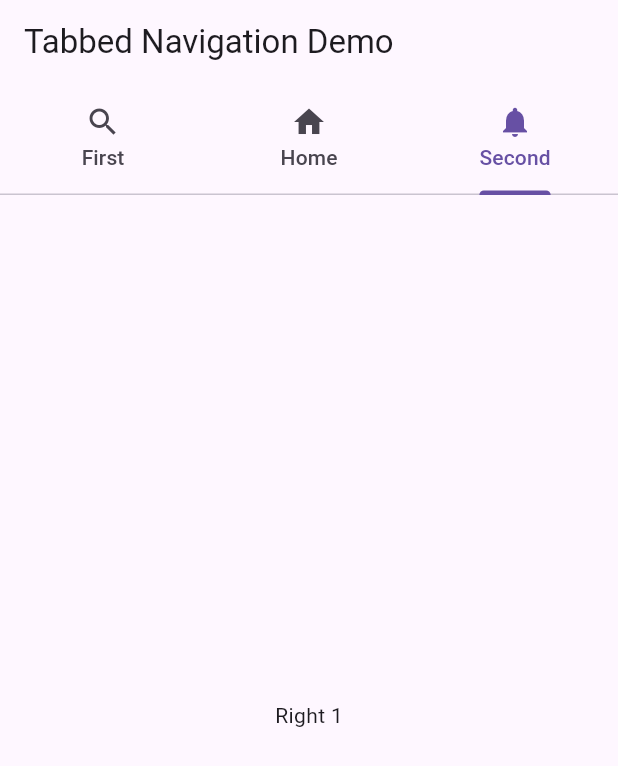
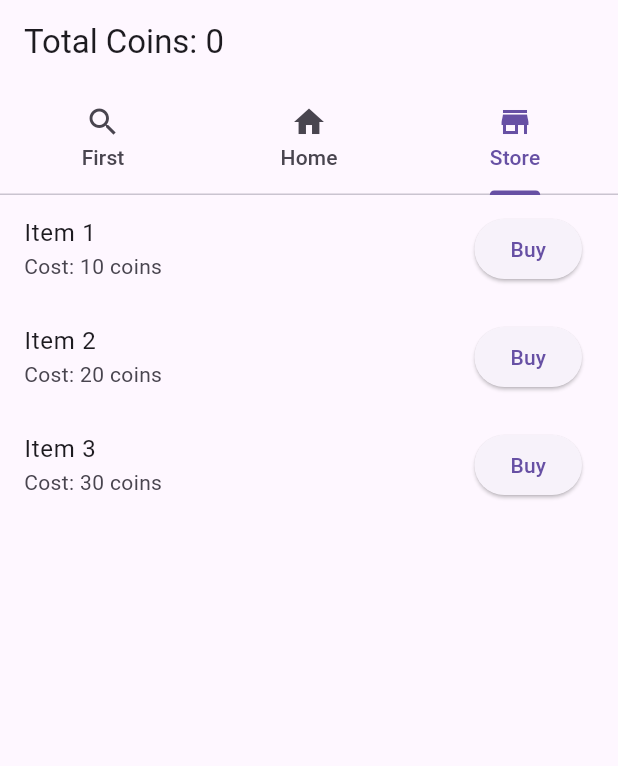
Before and after one commit to fernandoAra/scarlet-qhack-2024, a Flutter app: the screen it shows after launch, tab 3 chosen, on a phone screen of 412 x 824 dp. Shown: the top 766 px of the screen. Run offline on Flutter 3.47's test engine with Material 3 defaults, Android fonts, the phone set to English and light mode, and no system bars; generated files the repository leaves out were written again.

Commit message:
Coins system

```diff
--- /dev/null
+++ b/dinosaur_walker/lib/coins_provider.dart
@@ -0,0 +1,12 @@
+import 'package:flutter/foundation.dart';
+
+class CoinsProvider with ChangeNotifier {
+  int _coins = 0;
+
+  int get coins => _coins;
+
+  void addCoins(int points) {
+    _coins += points;
+    notifyListeners();
+  }
+}
--- a/dinosaur_walker/lib/main.dart
+++ b/dinosaur_walker/lib/main.dart
@@ -1,25 +1,31 @@
 import 'package:flutter/material.dart';
 import 'home_page.dart';
 import 'left1.dart';
-import 'right1.dart';
+import 'store.dart';
+import 'package:provider/provider.dart';
+import 'coins_provider.dart'; // Ensure this is the correct path to your CoinsProvider class
 
 void main() => runApp(MyApp());
 
 class MyApp extends StatelessWidget {
   @override
   Widget build(BuildContext context) {
-    return MaterialApp(
+    return ChangeNotifierProvider(
+      create: (context) => CoinsProvider(),
+      child: MaterialApp(
         home: DefaultTabController(
           length: 3,
           initialIndex: 1,  // Set the Home page to be the one in the middle
           child: Scaffold(
             appBar: AppBar(
-            title: Text('Tabbed Navigation Demo'),
+              title: Consumer<CoinsProvider>(
+                builder: (context, coinsProvider, child) => Text('Total Coins: ${coinsProvider.coins}'),
+              ),
               bottom: TabBar(
                 tabs: [
                   Tab(icon: Icon(Icons.search), text: "First"),
                   Tab(icon: Icon(Icons.home), text: "Home"),
-                Tab(icon: Icon(Icons.notifications), text: "Second"),
+                  Tab(icon: Icon(Icons.store), text: "Store"),
                 ],
               ),
             ),
@@ -27,8 +33,9 @@ class MyApp extends StatelessWidget {
               children: [
                 Left1(),
                 MyHomePage(),
-              Right1(),
+                Store(),
               ],
+            ),
           ),
         ),
       ),
--- a/dinosaur_walker/lib/right1.dart
+++ /dev/null
@@ -1,10 +0,0 @@
-import 'package:flutter/material.dart';
-
-class Right1 extends StatelessWidget {
-  @override
-  Widget build(BuildContext context) {
-    return Center(
-      child: Text('Right 1'),
-    );
-  }
-}
--- /dev/null
+++ b/dinosaur_walker/lib/store.dart
@@ -0,0 +1,51 @@
+// store.dart
+import 'package:flutter/material.dart';
+import 'package:provider/provider.dart';
+import 'coins_provider.dart'; // Import your CoinsProvider
+// import 'store_item.dart'; // Import StoreItem model
+
+class StoreItem {
+  final String name;
+  final int cost;
+
+  StoreItem({required this.name, required this.cost});
+}
+
+class Store extends StatelessWidget {
+  // Example store items
+  final List<StoreItem> items = [
+    StoreItem(name: "Item 1", cost: 10),
+    StoreItem(name: "Item 2", cost: 20),
+    StoreItem(name: "Item 3", cost: 30),
+  ];
+
+  @override
+  Widget build(BuildContext context) {
+    return ListView.builder(
+      itemCount: items.length,
+      itemBuilder: (context, index) {
+        final item = items[index];
+        return ListTile(
+          title: Text(item.name),
+          subtitle: Text("Cost: ${item.cost} coins"),
+          trailing: ElevatedButton(
+            onPressed: () {
+              final coinsProvider = Provider.of<CoinsProvider>(context, listen: false);
+              if (coinsProvider.coins >= item.cost) {
+                coinsProvider.addCoins(-item.cost); // Deduct cost from total coins
+                ScaffoldMessenger.of(context).showSnackBar(
+                  SnackBar(content: Text('Purchased ${item.name}!')),
+                );
+              } else {
+                ScaffoldMessenger.of(context).showSnackBar(
+                  SnackBar(content: Text('Not enough coins.')),
+                );
+              }
+            },
+            child: Text('Buy'),
+          ),
+        );
+      },
+    );
+  }
+}
--- a/dinosaur_walker/pubspec.yaml
+++ b/dinosaur_walker/pubspec.yaml
@@ -12,6 +12,7 @@ environment:
 dependencies:
   flutter:
     sdk: flutter
+  provider: ^6.1.0
   flutter_localizations:
     sdk: flutter
 
```
Also changed, not shown: dinosaur_walker/lib/home_page.dart (+14 -6 lines), dinosaur_walker/pubspec.lock. Lines whose indentation alone changed are shown as unchanged.
